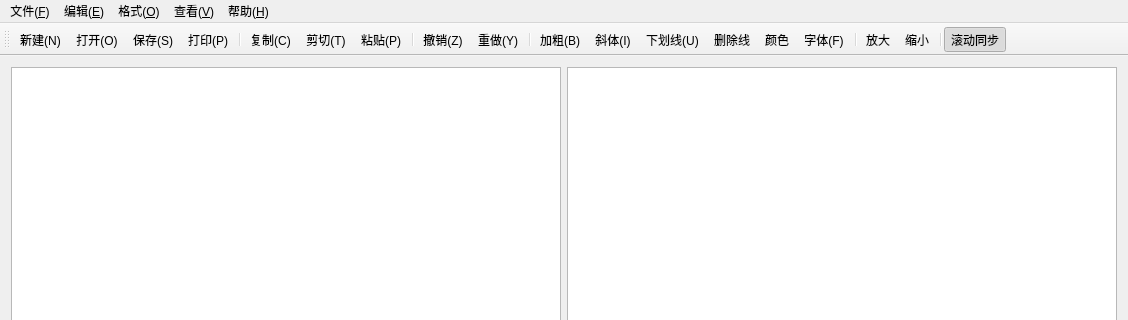
The window that NotepadX/NotepadXWindow.ui (ohto-ai/school-course-archives) describes before a commit, drawn with Qt 5; both pictures show x 0 to 1128 and y 0 to 320 of the 1128 by 838 pixel window.
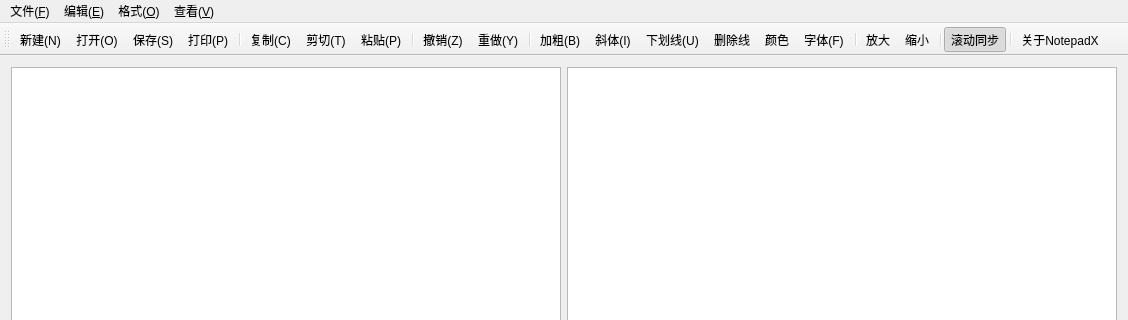
The same window after the commit. Icons and pictures are not drawn.

The edit to the form file:
```diff
--- a/NotepadX/NotepadXWindow.ui
+++ b/NotepadX/NotepadXWindow.ui
@@ -105,17 +105,10 @@
     <addaction name="menu_Z"/>
     <addaction name="actionStatus"/>
    </widget>
-   <widget class="QMenu" name="menuHelp">
-    <property name="title">
-     <string>帮助(&amp;H)</string>
-    </property>
-    <addaction name="actionAbout"/>
-   </widget>
    <addaction name="menuFile"/>
    <addaction name="menuEdit"/>
    <addaction name="menuFormt"/>
    <addaction name="menuView"/>
-   <addaction name="menuHelp"/>
   </widget>
   <widget class="QToolBar" name="mainToolBar">
    <property name="allowedAreas">
@@ -162,6 +155,8 @@
    <addaction name="actionLessen"/>
    <addaction name="separator"/>
    <addaction name="actionSynchronize"/>
+   <addaction name="separator"/>
+   <addaction name="actionAbout"/>
   </widget>
   <widget class="QStatusBar" name="statusBar"/>
   <action name="actionNew">
```
Left out of the diff: 4 changed lines with no effect on the pictures.
